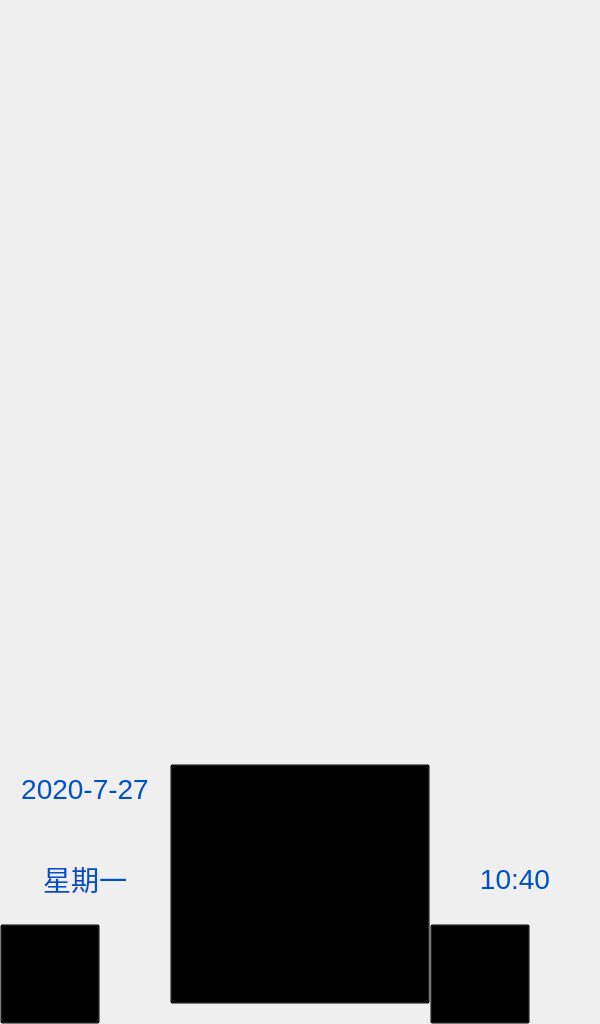
First picture: the form in widgets/mywidget.ui, repository ChaoII/fram-qt, before the edit.
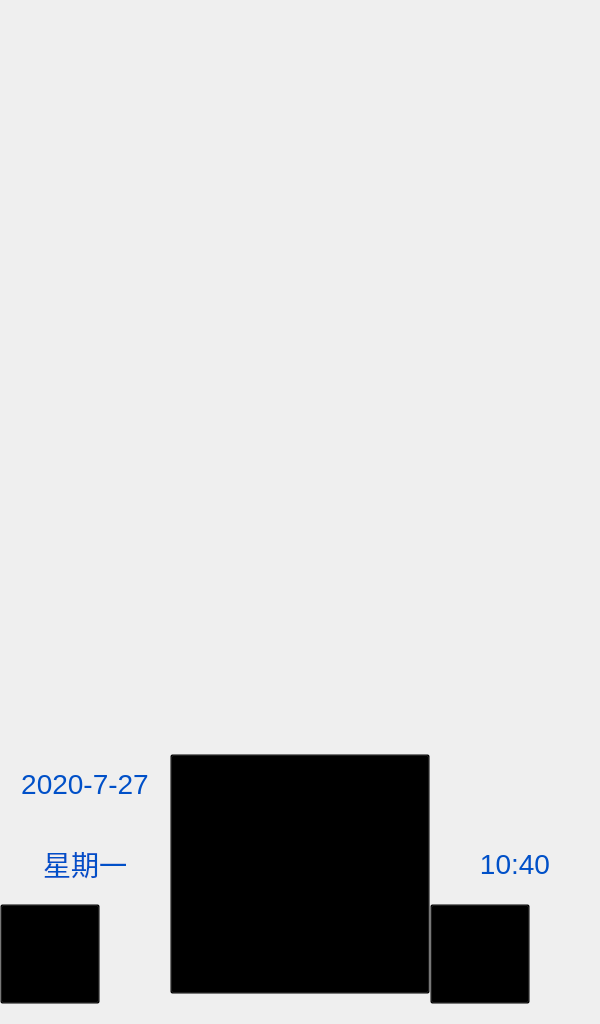
Second picture: the form after the edit. Icons and pictures are not drawn. Custom widgets are drawn as their Qt base class.

What changed in the file:
```diff
--- a/widgets/mywidget.ui
+++ b/widgets/mywidget.ui
@@ -64,6 +64,12 @@
       </property>
       <item>
        <widget class="QToolButton" name="tb_close">
+        <property name="minimumSize">
+         <size>
+          <width>60</width>
+          <height>60</height>
+         </size>
+        </property>
         <property name="text">
          <string/>
         </property>
@@ -135,6 +141,9 @@
          </property>
          <item>
           <layout class="QGridLayout" name="gridLayout">
+           <property name="bottomMargin">
+            <number>20</number>
+           </property>
            <property name="spacing">
             <number>0</number>
            </property>
```
Left out of the diff: 136 changed lines with no effect on the pictures.
